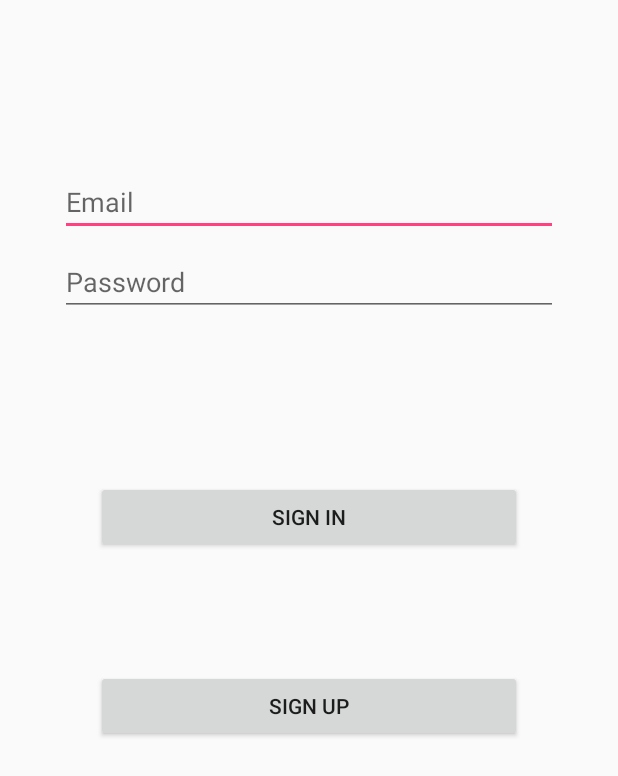
After one commit to gnahum12345/CS160-Final-Project, an Android app: the LoginActivity screen opened directly, with no data from a screen before it, on a phone screen of 412 x 824 dp. The commit adds this screen. Shown: the top 776 px of the screen. Run offline under Robolectric (Android 15) with nearby library versions, the phone set to English and light mode, and no system bars; libraries missing offline, so code that uses them is left out: com.parse; 1 statement that could not run was skipped.

Commit message:
Login user in

```diff
--- /dev/null
+++ b/app/src/main/java/com/example/gabriel/sociala/LoginActivity.java
@@ -0,0 +1,87 @@
+package com.example.gabriel.sociala;
+
+import android.content.Context;
+import android.content.Intent;
+import android.os.Bundle;
+import android.support.v7.app.AppCompatActivity;
+import android.view.KeyEvent;
+import android.view.View;
+import android.widget.Button;
+import android.widget.EditText;
+import android.widget.TextView;
+import android.widget.Toast;
+
+import com.parse.LogInCallback;
+import com.parse.ParseException;
+import com.parse.ParseUser;
+
+public class LoginActivity extends AppCompatActivity {
+
+    private EditText etUserName;
+    private EditText etPassword;
+    private Button btnLogin;
+    private Button btnSignUp;
+
+    @Override
+    protected void onCreate(Bundle savedInstanceState) {
+        super.onCreate(savedInstanceState);
+        setContentView(R.layout.activity_login);
+        etUserName = findViewById(R.id.username);
+        etPassword = findViewById(R.id.password);
+        etPassword.setOnEditorActionListener(new TextView.OnEditorActionListener() {
+            @Override
+            public boolean onEditorAction(TextView v, int actionId, KeyEvent event) {
+                if (v.getText().toString().isEmpty()) {
+                    btnLogin.setEnabled(false);
+                } else {
+                    btnLogin.setEnabled(true);
+                }
+                return true;
+
+            }
+        });
+
+        btnLogin = findViewById(R.id.login);
+        btnSignUp = findViewById(R.id.btn_signup);
+
+
+        btnSignUp.setOnClickListener(new View.OnClickListener() {
+            @Override
+            public void onClick(View v) {
+                startActivity(new Intent(LoginActivity.this, SignUpActivity.class));
+                finish();
+            }
+        });
+        final Context context = this;
+        btnLogin.setOnClickListener(new View.OnClickListener() {
+            @Override
+            public void onClick(View v) {
+                final String username = etUserName.getText().toString();
+                final String password = etPassword.getText().toString();
+                Toast.makeText(context, "Will try to sign in", Toast.LENGTH_SHORT).show();
+                ParseUser.logInInBackground(username, password, new LogInCallback() {
+                    @Override
+                    public void done(ParseUser user, ParseException e) {
+                        if (e == null) {
+                            Toast.makeText(context, "Welcome " + user.getUsername(), Toast.LENGTH_LONG).show();
+                            switchActivity();
+                        } else {
+                            e.printStackTrace();
+                            Toast.makeText(context, "oh oh.. User was not found. Please try again", Toast.LENGTH_LONG).show();
+                        }
+                    }
+                });
+            }
+        });
+
+        if (ParseUser.getCurrentUser() != null) {
+            switchActivity();
+        }
+    }
+
+    private void switchActivity() {
+        Intent intent = new Intent(this, HomeActivity.class);
+        startActivity(intent);
+        finish();
+    }
+}
--- /dev/null
+++ b/app/src/main/res/layout/activity_login.xml
@@ -0,0 +1,93 @@
+<?xml version="1.0" encoding="utf-8"?>
+<android.support.constraint.ConstraintLayout xmlns:android="http://schemas.android.com/apk/res/android"
+    xmlns:app="http://schemas.android.com/apk/res-auto"
+    xmlns:tools="http://schemas.android.com/tools"
+    android:id="@+id/container"
+    android:layout_width="match_parent"
+    android:layout_height="match_parent"
+    android:paddingLeft="@dimen/activity_horizontal_margin"
+    android:paddingTop="@dimen/activity_vertical_margin"
+    android:paddingRight="@dimen/activity_horizontal_margin"
+    android:paddingBottom="@dimen/activity_vertical_margin"
+    tools:context=".LoginActivity">
+
+    <EditText
+        android:id="@+id/username"
+        android:layout_width="0dp"
+        android:layout_height="wrap_content"
+        android:layout_marginStart="24dp"
+        android:layout_marginTop="96dp"
+        android:layout_marginEnd="24dp"
+        android:autofillHints="@string/prompt_email"
+        android:hint="@string/prompt_email"
+        android:inputType="textEmailAddress"
+        android:selectAllOnFocus="true"
+        app:layout_constraintEnd_toEndOf="parent"
+        app:layout_constraintStart_toStartOf="parent"
+        app:layout_constraintTop_toTopOf="parent" />
+
+    <EditText
+        android:id="@+id/password"
+        android:layout_width="0dp"
+        android:layout_height="wrap_content"
+        android:layout_marginStart="24dp"
+        android:layout_marginTop="8dp"
+        android:layout_marginEnd="24dp"
+        android:autofillHints="@string/prompt_password"
+        android:hint="@string/prompt_password"
+        android:imeActionLabel="@string/action_sign_in"
+        android:imeOptions="actionDone"
+        android:inputType="textPassword"
+        android:selectAllOnFocus="true"
+        app:layout_constraintEnd_toEndOf="parent"
+        app:layout_constraintStart_toStartOf="parent"
+        app:layout_constraintTop_toBottomOf="@+id/username" />
+
+    <Button
+        android:id="@+id/login"
+        android:layout_width="match_parent"
+        android:layout_height="wrap_content"
+        android:layout_gravity="start"
+        android:layout_marginStart="48dp"
+        android:layout_marginTop="16dp"
+        android:layout_marginEnd="48dp"
+        android:layout_marginBottom="64dp"
+        android:text="@string/action_sign_in"
+        app:layout_constraintBottom_toBottomOf="parent"
+        app:layout_constraintEnd_toEndOf="parent"
+        app:layout_constraintStart_toStartOf="parent"
+        app:layout_constraintTop_toBottomOf="@+id/password"
+        app:layout_constraintVertical_bias="0.2" />
+
+    <Button
+        android:id="@+id/btn_signup"
+        android:layout_width="match_parent"
+        android:layout_height="wrap_content"
+        android:layout_gravity="start"
+        android:layout_marginStart="48dp"
+        android:layout_marginTop="16dp"
+        android:layout_marginEnd="48dp"
+        android:layout_marginBottom="64dp"
+        android:text="@string/action_sign_up"
+        app:layout_constraintBottom_toBottomOf="parent"
+        app:layout_constraintEnd_toEndOf="parent"
+        app:layout_constraintStart_toStartOf="parent"
+        app:layout_constraintTop_toBottomOf="@+id/login"
+        app:layout_constraintVertical_bias="0.2" />
+
+    <ProgressBar
+        android:id="@+id/loading"
+        android:layout_width="wrap_content"
+        android:layout_height="wrap_content"
+        android:layout_gravity="center"
+        android:layout_marginStart="32dp"
+        android:layout_marginTop="64dp"
+        android:layout_marginEnd="32dp"
+        android:layout_marginBottom="64dp"
+        android:visibility="gone"
+        app:layout_constraintBottom_toBottomOf="parent"
+        app:layout_constraintEnd_toEndOf="@+id/password"
+        app:layout_constraintStart_toStartOf="@+id/password"
+        app:layout_constraintTop_toTopOf="parent"
+        app:layout_constraintVertical_bias="0.3" />
+</android.support.constraint.ConstraintLayout>
--- a/app/src/main/res/layout/activity_post.xml
+++ b/app/src/main/res/layout/activity_post.xml
@@ -27,7 +27,7 @@
         android:layout_marginEnd="40dp"
         android:ems="10"
         android:inputType="textPersonName"
-        android:text="@string/caption"
+        android:hint="@string/caption"
         app:layout_constraintEnd_toEndOf="parent"
         app:layout_constraintHorizontal_bias="0.975"
         app:layout_constraintStart_toStartOf="parent"
--- /dev/null
+++ b/app/src/main/res/values/dimens.xml
@@ -0,0 +1,6 @@
+<resources>
+    <!-- Default screen margins, per the Android Design guidelines. -->
+    <dimen name="activity_horizontal_margin">16dp</dimen>
+    <dimen name="activity_vertical_margin">16dp</dimen>
+    <dimen name="fab_margin">16dp</dimen>
+</resources>
--- a/app/src/main/res/values/strings.xml
+++ b/app/src/main/res/values/strings.xml
@@ -5,4 +5,14 @@
     <string name="post">Post</string>
     <string name="new_post">New Post</string>
     <string name="user_name">User Name</string>
+    <string name="title_activity_login">Sign in</string>
+    <string name="prompt_email">Email</string>
+    <string name="prompt_password">Password</string>
+    <string name="action_sign_in">Sign in</string>
+    <string name="welcome">"Welcome !"</string>
+    <string name="invalid_username">Not a valid username</string>
+    <string name="invalid_password">Password must be >5 characters</string>
+    <string name="login_failed">"Login failed"</string>
+    <string name="action_sign_up">Sign Up</string>
+    <string name="title_activity_sign_up">SignUpActivity</string>
 </resources>
--- a/app/src/main/res/values/styles.xml
+++ b/app/src/main/res/values/styles.xml
@@ -8,4 +8,13 @@
         <item name="colorAccent">@color/colorAccent</item>
     </style>
 
+    <style name="AppTheme.NoActionBar">
+        <item name="windowActionBar">false</item>
+        <item name="windowNoTitle">true</item>
+    </style>
+
+    <style name="AppTheme.AppBarOverlay" parent="ThemeOverlay.AppCompat.Dark.ActionBar" />
+
+    <style name="AppTheme.PopupOverlay" parent="ThemeOverlay.AppCompat.Light" />
+
 </resources>
--- /dev/null
+++ b/app/src/main/res/xml/network_security_config.xml
@@ -0,0 +1,6 @@
+<?xml version="1.0" encoding="utf-8"?>
+<network-security-config>
+    <domain-config cleartextTrafficPermitted="true">
+        <domain includeSubdomains="true">http://ucb-social-a.herokuapp.com/parse</domain>
+    </domain-config>
+</network-security-config>
--- a/build.gradle
+++ b/build.gradle
@@ -6,6 +6,7 @@ buildscript {
         google()
         jcenter()
     }
+
     dependencies {
         classpath 'com.android.tools.build:gradle:3.5.0'
 
@@ -19,6 +20,7 @@ allprojects {
     repositories {
         google()
         jcenter()
+        maven { url "https://jitpack.io" }
     }
 }
 
```
Also changed, not shown: app/build.gradle (+7 -3 lines), app/src/main/AndroidManifest.xml (+25 -9 lines), app/src/main/java/com/example/gabriel/sociala/App.java (+20 -5 lines), app/src/main/java/com/example/gabriel/sociala/PostManager.java (added, +12 -0 lines), app/src/main/java/com/example/gabriel/sociala/SignUpActivity.java (added, +72 -0 lines), app/src/main/res/layout/activity_signup.xml (added, +67 -0 lines).
